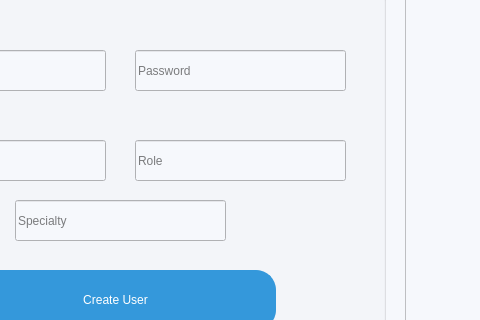
Above: mainwindow.ui from Confused-Guy/Smart-research-publication-management before the change; both pictures show x 475 to 955 and y 180 to 500 of the 1298 by 767 pixel window. Below: the same form after it.
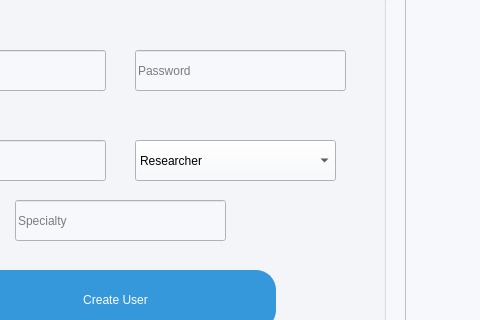
That is the form after the change. The open tabs and pages were chosen to show the change. Icons and pictures are not drawn.

```diff
--- a/mainwindow.ui
+++ b/mainwindow.ui
@@ -9090,22 +9090,6 @@
          <string>Email</string>
         </property>
        </widget>
-       <widget class="QLineEdit" name="role_reg">
-        <property name="geometry">
-         <rect>
-          <x>260</x>
-          <y>160</y>
-          <width>211</width>
-          <height>41</height>
-         </rect>
-        </property>
-        <property name="text">
-         <string/>
-        </property>
-        <property name="placeholderText">
-         <string>Role</string>
-        </property>
-       </widget>
        <widget class="QLineEdit" name="username_reg">
         <property name="geometry">
          <rect>
@@ -9161,6 +9145,31 @@
          <string>Password</string>
         </property>
        </widget>
+       <widget class="QComboBox" name="role_reg">
+        <property name="geometry">
+         <rect>
+          <x>260</x>
+          <y>160</y>
+          <width>201</width>
+          <height>41</height>
+         </rect>
+        </property>
+        <item>
+         <property name="text">
+          <string>Researcher</string>
+         </property>
+        </item>
+        <item>
+         <property name="text">
+          <string>Viewer</string>
+         </property>
+        </item>
+        <item>
+         <property name="text">
+          <string>Reviewer</string>
+         </property>
+        </item>
+       </widget>
       </widget>
      </widget>
     </widget>
```
Left out of the diff: 2 changed lines with no effect on the pictures.
